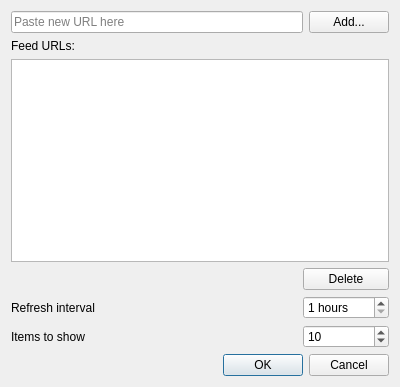
Above: settingsdlg.ui from viranch/mytv before the change. Below: the same form after it.
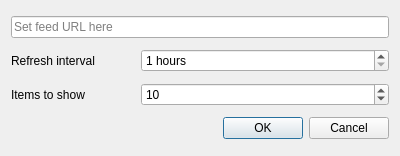
That is the form after the change.

Commit message: Show feeds from only one URL

The edit to the form file:
```diff
--- a/settingsdlg.ui
+++ b/settingsdlg.ui
@@ -7,92 +7,14 @@
     <x>0</x>
     <y>0</y>
     <width>400</width>
-    <height>387</height>
+    <height>156</height>
    </rect>
   </property>
   <property name="windowTitle">
    <string>Dialog</string>
   </property>
   <layout class="QGridLayout" name="gridLayout">
-   <item row="0" column="0" colspan="2">
-    <widget class="QLineEdit" name="newFeed">
-     <property name="placeholderText">
-      <string>Paste new URL here</string>
-     </property>
-    </widget>
-   </item>
-   <item row="2" column="0" colspan="3">
-    <widget class="QListWidget" name="feedsList">
-     <property name="selectionMode">
-      <enum>QAbstractItemView::ExtendedSelection</enum>
-     </property>
-    </widget>
-   </item>
-   <item row="6" column="0" colspan="3">
-    <widget class="QDialogButtonBox" name="buttonBox">
-     <property name="orientation">
-      <enum>Qt::Horizontal</enum>
-     </property>
-     <property name="standardButtons">
-      <set>QDialogButtonBox::Cancel|QDialogButtonBox::Ok</set>
-     </property>
-    </widget>
-   </item>
-   <item row="0" column="2">
-    <widget class="QPushButton" name="addButton">
-     <property name="text">
-      <string>Add...</string>
-     </property>
-    </widget>
-   </item>
-   <item row="3" column="0">
-    <spacer name="horizontalSpacer">
-     <property name="orientation">
-      <enum>Qt::Horizontal</enum>
-     </property>
-     <property name="sizeHint" stdset="0">
-      <size>
-       <width>40</width>
-       <height>20</height>
-      </size>
-     </property>
-    </spacer>
-   </item>
-   <item row="4" column="0">
-    <widget class="QLabel" name="label_2">
-     <property name="text">
-      <string>Refresh interval</string>
-     </property>
-    </widget>
-   </item>
-   <item row="4" column="1" colspan="2">
-    <widget class="QSpinBox" name="interval">
-     <property name="suffix">
-      <string> hours</string>
-     </property>
-     <property name="minimum">
-      <number>1</number>
-     </property>
-     <property name="maximum">
-      <number>24</number>
-     </property>
-    </widget>
-   </item>
-   <item row="3" column="1" colspan="2">
-    <widget class="QPushButton" name="deleteButton">
-     <property name="text">
-      <string>Delete</string>
-     </property>
-    </widget>
-   </item>
-   <item row="1" column="0" colspan="3">
-    <widget class="QLabel" name="label">
-     <property name="text">
-      <string>Feed URLs:</string>
-     </property>
-    </widget>
-   </item>
-   <item row="5" column="1" colspan="2">
+   <item row="2" column="1" colspan="2">
     <widget class="QSpinBox" name="itemCount">
      <property name="minimum">
       <number>1</number>
@@ -102,13 +24,50 @@
      </property>
     </widget>
    </item>
-   <item row="5" column="0">
+   <item row="2" column="0">
     <widget class="QLabel" name="label_3">
      <property name="text">
       <string>Items to show</string>
      </property>
     </widget>
    </item>
+   <item row="1" column="1" colspan="2">
+    <widget class="QSpinBox" name="interval">
+     <property name="suffix">
+      <string> hours</string>
+     </property>
+     <property name="minimum">
+      <number>1</number>
+     </property>
+     <property name="maximum">
+      <number>24</number>
+     </property>
+    </widget>
+   </item>
+   <item row="1" column="0">
+    <widget class="QLabel" name="label_2">
+     <property name="text">
+      <string>Refresh interval</string>
+     </property>
+    </widget>
+   </item>
+   <item row="3" column="0" colspan="3">
+    <widget class="QDialogButtonBox" name="buttonBox">
+     <property name="orientation">
+      <enum>Qt::Horizontal</enum>
+     </property>
+     <property name="standardButtons">
+      <set>QDialogButtonBox::Cancel|QDialogButtonBox::Ok</set>
+     </property>
+    </widget>
+   </item>
+   <item row="0" column="0" colspan="3">
+    <widget class="QLineEdit" name="feedUrl">
+     <property name="placeholderText">
+      <string>Set feed URL here</string>
+     </property>
+    </widget>
+   </item>
   </layout>
  </widget>
  <resources/>
```
The commit also changes 4 other files.
